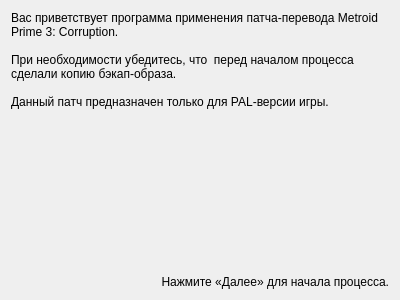
Old version of the form game-specific/Metroid Prime 3/Patcher/wizard/ui/IntroPage.ui in the repository mbystryantsev/consolgames-tools.
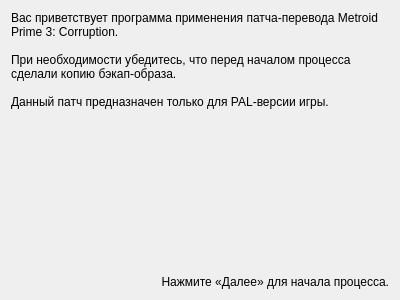
New version of the form.

Commit message: MP3C: Patcher: Removed duplicated space from IntroPage

Patch:
```diff
--- a/game-specific/Metroid Prime 3/Patcher/wizard/ui/IntroPage.ui
+++ b/game-specific/Metroid Prime 3/Patcher/wizard/ui/IntroPage.ui
@@ -22,7 +22,7 @@
      <property name="text">
       <string>Вас приветствует программа применения патча-перевода Metroid Prime 3: Corruption.
 
-При необходимости убедитесь, что  перед началом процесса сделали копию бэкап-образа.
+При необходимости убедитесь, что перед началом процесса сделали копию бэкап-образа.
 
 Данный патч предназначен только для PAL-версии игры.</string>
      </property>
```
